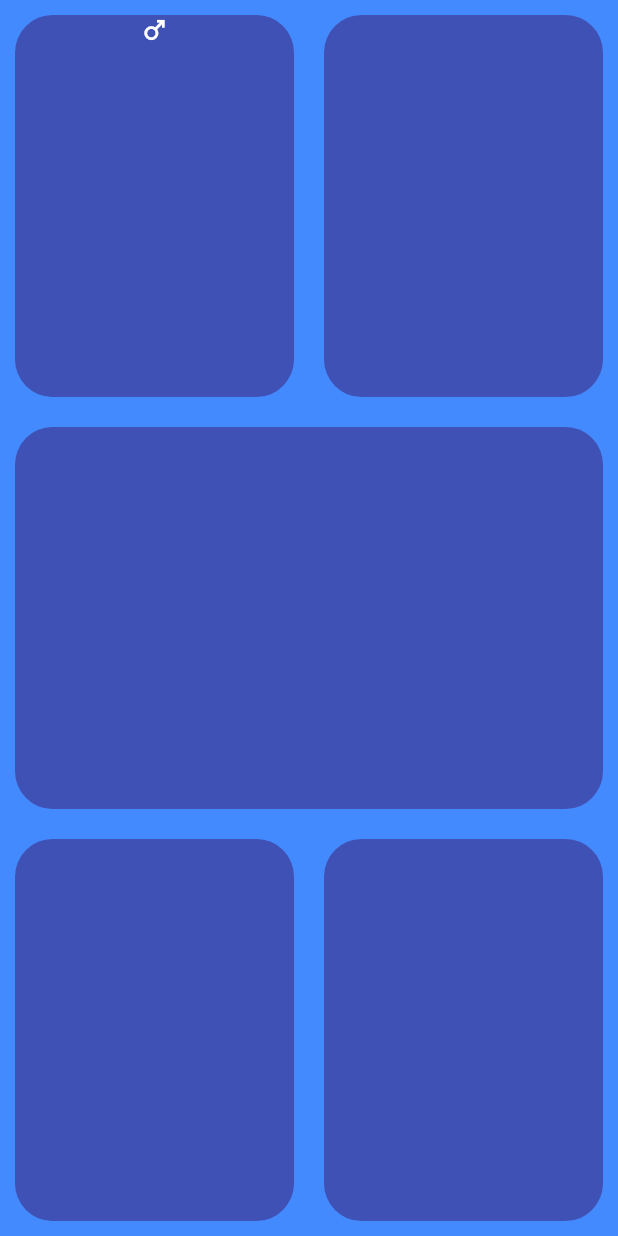
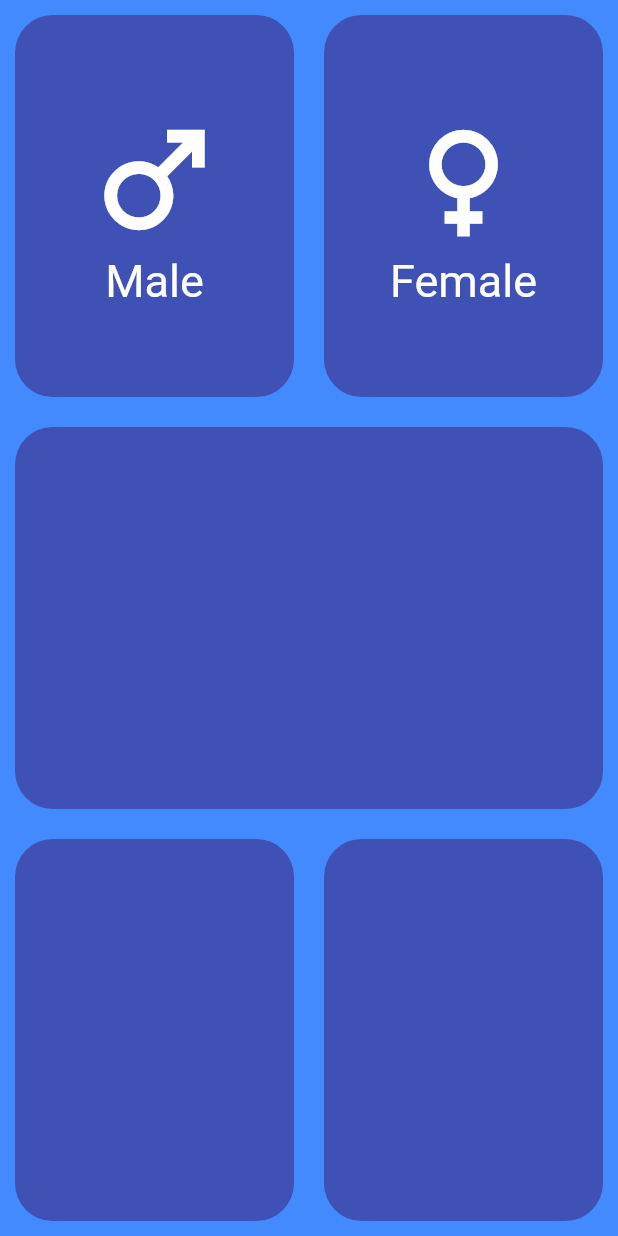
Before and after one commit to anasgamal1/BMI_Index, a Flutter app: the screen it shows after launch, on a phone screen of 412 x 824 dp. Run offline on Flutter 3.47's test engine with Material 2 defaults, Android fonts, the light colour scheme and no system bars.

Commit message:
Add gender_card.dart file

```diff
--- a/lib/bmi_Screen.dart
+++ b/lib/bmi_Screen.dart
@@ -1,5 +1,8 @@
+import 'package:flutter/cupertino.dart';
 import 'package:flutter/material.dart';
 import'bmi_card.dart';
+import 'gender_card.dart';
+
 
 class BmiScreen extends StatelessWidget {
   @override
@@ -14,19 +17,14 @@ class BmiScreen extends StatelessWidget {
                   child: Row(
                     children: [
                       BmiCard(
-                        cardChild: Column(
-                          children: [
-                            Icon(Icons.male, size :20 , color:Colors.white),
-
-                            ],
-                        ),
+                        cardChild: GenderCard(name:'Male',genderIcon: Icons.male, ontap:(){
+                          print('male');
+                        },),
                       ),
                       BmiCard(
-                        cardChild: Column(
-                          children: [
-
-                          ],
-                        ),
+                        cardChild: GenderCard(name:'Female',genderIcon: Icons.female ,ontap:(){
+                      print('female');
+                      },),
                       ),
                     ], //children
                   ),
--- a/lib/bmi_card.dart
+++ b/lib/bmi_card.dart
@@ -6,7 +6,7 @@ BmiCard({required this.cardChild});
 
   @override
   Widget build(BuildContext context) {
-    return Expanded(
+    return  Expanded(
         child: Container(
           margin: EdgeInsets.all(10),
           decoration: BoxDecoration(
@@ -16,5 +16,6 @@ BmiCard({required this.cardChild});
           child:cardChild,
         ),
       );
+
   }
 }
--- /dev/null
+++ b/lib/gender_card.dart
@@ -0,0 +1,23 @@
+import'package:flutter/material.dart';
+class GenderCard extends StatelessWidget {
+  final String name;
+  final IconData genderIcon;
+  final Function ontap;
+  GenderCard({ required this.name, required this.genderIcon,required this.ontap});
+
+  @override
+  Widget build(BuildContext context) {
+    return GestureDetector(//container
+      onTap:ontap(),
+      child: Container(
+        child: Column(
+          mainAxisAlignment: MainAxisAlignment.center,
+          children: [
+            Icon(genderIcon , size :100 , color:Colors.white),
+            Text("$name" ,style:TextStyle(color: Colors.white ,fontSize: 30) ),
+          ],
+        ),
+      ),
+    );
+  }
+}
```
Lines whose indentation alone changed are shown as unchanged.
